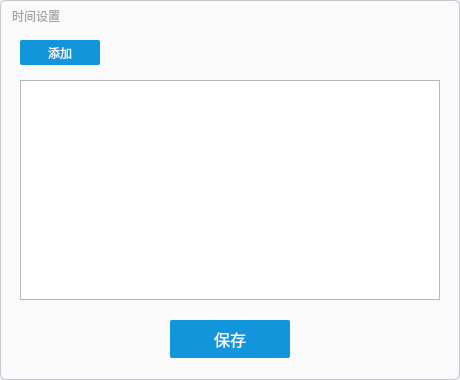
First picture: the form in setting.ui, repository jlqwer/countdown, before the edit.
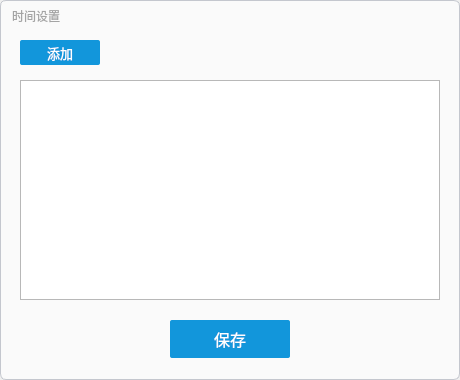
Second picture: the form after the edit. Icons and pictures are not drawn.

What changed in the file:
```diff
--- a/setting.ui
+++ b/setting.ui
@@ -191,6 +191,12 @@
       <height>25</height>
      </size>
     </property>
+    <property name="font">
+     <font>
+      <family>MiSans</family>
+      <pointsize>10</pointsize>
+     </font>
+    </property>
     <property name="cursor">
      <cursorShape>PointingHandCursor</cursorShape>
     </property>
```
Left out of the diff: 5 changed lines with no effect on the pictures.
